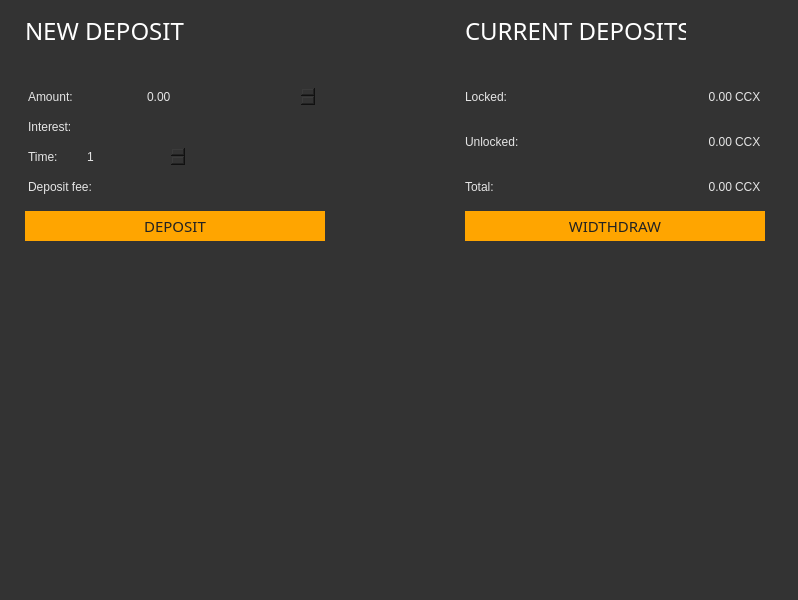
First picture: the form in src/gui/ui/depositsframe.ui, repository ConcealNetwork/conceal-desktop, before the edit.
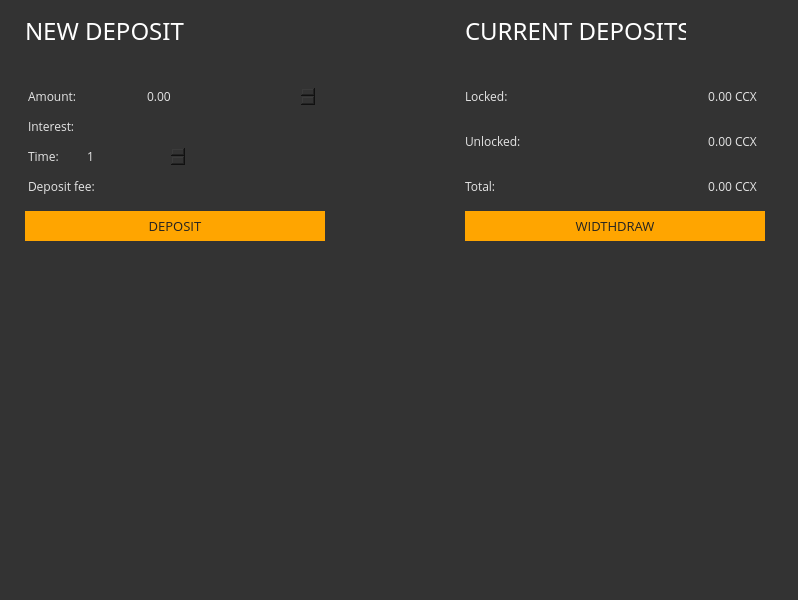
Second picture: the form after the edit.

```diff
--- a/src/gui/ui/depositsframe.ui
+++ b/src/gui/ui/depositsframe.ui
@@ -72,7 +72,7 @@
       </property>
       <property name="font">
        <font>
-        <family>Arial</family>
+        <family>Open Sans</family>
         <pointsize>9</pointsize>
        </font>
       </property>
@@ -113,7 +113,7 @@
       </property>
       <property name="font">
        <font>
-        <family>Arial</family>
+        <family>Open Sans</family>
         <pointsize>9</pointsize>
        </font>
       </property>
@@ -132,7 +132,7 @@
       </property>
       <property name="font">
        <font>
-        <family>Arial</family>
+        <family>Open Sans</family>
         <pointsize>9</pointsize>
        </font>
       </property>
@@ -151,7 +151,7 @@
       </property>
       <property name="font">
        <font>
-        <family>Arial</family>
+        <family>Open Sans</family>
         <pointsize>9</pointsize>
        </font>
       </property>
@@ -176,8 +176,8 @@
       </property>
       <property name="font">
        <font>
-        <family>Oswald</family>
-        <pointsize>11</pointsize>
+        <family>Open Sans</family>
+        <pointsize>10</pointsize>
        </font>
       </property>
       <property name="styleSheet">
@@ -236,7 +236,7 @@
       </property>
       <property name="font">
        <font>
-        <family>Arial</family>
+        <family>Open Sans</family>
         <pointsize>9</pointsize>
        </font>
       </property>
@@ -261,8 +261,8 @@
       </property>
       <property name="font">
        <font>
-        <family>Oswald</family>
-        <pointsize>11</pointsize>
+        <family>Open Sans</family>
+        <pointsize>10</pointsize>
        </font>
       </property>
       <property name="styleSheet">
@@ -283,7 +283,7 @@
       </property>
       <property name="font">
        <font>
-        <family>Arial</family>
+        <family>Open Sans</family>
         <pointsize>9</pointsize>
        </font>
       </property>
@@ -302,7 +302,7 @@
       </property>
       <property name="font">
        <font>
-        <family>Arial</family>
+        <family>Open Sans</family>
         <pointsize>9</pointsize>
         <weight>50</weight>
         <bold>false</bold>
@@ -326,7 +326,7 @@
       </property>
       <property name="font">
        <font>
-        <family>Arial</family>
+        <family>Open Sans</family>
         <pointsize>9</pointsize>
        </font>
       </property>
@@ -345,7 +345,7 @@
       </property>
       <property name="font">
        <font>
-        <family>Arial</family>
+        <family>Open Sans</family>
         <pointsize>9</pointsize>
         <weight>50</weight>
         <bold>false</bold>
@@ -369,7 +369,7 @@
       </property>
       <property name="font">
        <font>
-        <family>Arial</family>
+        <family>Open Sans</family>
         <pointsize>9</pointsize>
        </font>
       </property>
@@ -388,7 +388,7 @@
       </property>
       <property name="font">
        <font>
-        <family>Arial</family>
+        <family>Open Sans</family>
         <pointsize>9</pointsize>
         <weight>50</weight>
         <bold>false</bold>
@@ -412,7 +412,7 @@
       </property>
       <property name="font">
        <font>
-        <family>Arial</family>
+        <family>Open Sans</family>
         <pointsize>9</pointsize>
        </font>
       </property>
@@ -431,7 +431,7 @@
       </property>
       <property name="font">
        <font>
-        <family>Arial</family>
+        <family>Open Sans</family>
         <pointsize>9</pointsize>
        </font>
       </property>
@@ -450,7 +450,7 @@
       </property>
       <property name="font">
        <font>
-        <family>Arial</family>
+        <family>Open Sans</family>
         <pointsize>9</pointsize>
        </font>
       </property>
@@ -517,7 +517,7 @@
       </property>
       <property name="font">
        <font>
-        <family>Arial</family>
+        <family>Open Sans</family>
         <pointsize>9</pointsize>
        </font>
       </property>
```
Left out of the diff: 8 changed lines with no effect on the pictures.
